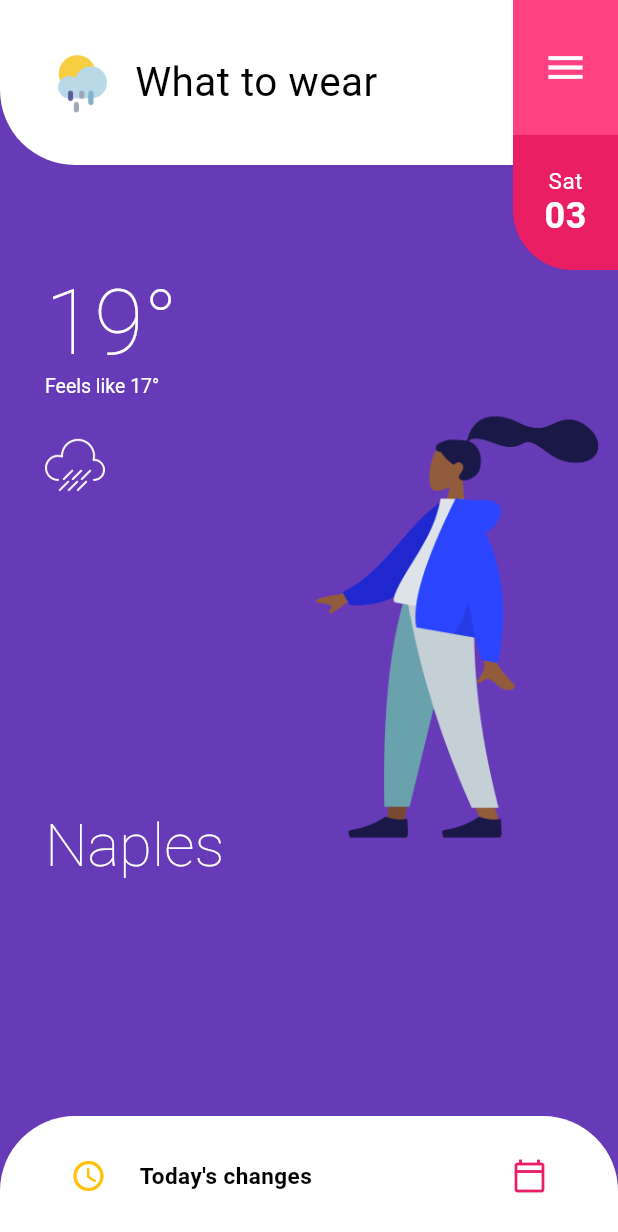
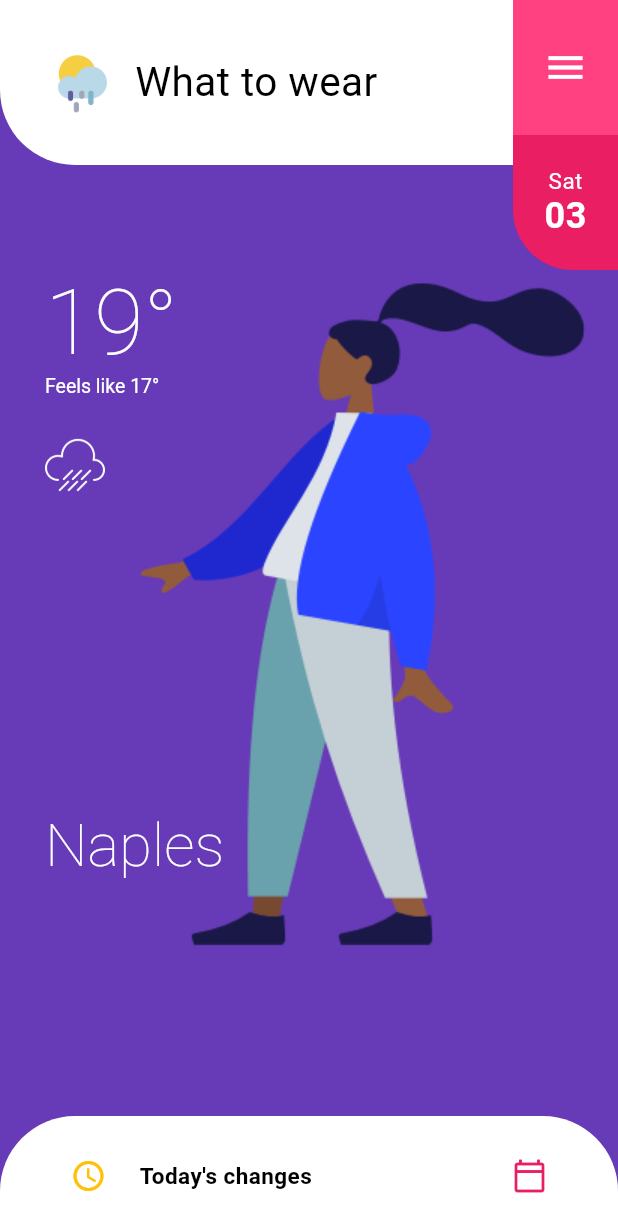
Before and after one commit to mahmoud-eslami/weatherly, a Flutter app: the screen it shows after launch, on a phone screen of 412 x 824 dp. Shown: the top 1232 px of the screen. Run offline on Flutter 3.47's test engine with Material 2 defaults, Android fonts, the phone set to English and light mode, and no system bars; our stand-ins replace bloc, equatable, flutter_bloc.

Commit message:
change row with stack in home body widget

```diff
--- a/lib/home.dart
+++ b/lib/home.dart
@@ -101,17 +101,15 @@ class HomeBodyWidget extends StatelessWidget {
       padding: const EdgeInsets.only(left: 30),
       child: Container(
         height: size.height,
-        child: Row(
-          children: [
-            SizedBox(
+        child: SizedBox(
           height: size.height,
-              width: 140,
+          width: size.width,
           child: Stack(
             children: [
               AnimatedPositioned(
                 duration: Duration(milliseconds: 600),
-                    top: (state) ? 180:110,
-                    left: (state) ?0:45,
+                top: (state) ? 180 : 110,
+                left: (state) ? 0 : 45,
                 child: AnimatedDefaultTextStyle(
                   duration: Duration(milliseconds: 600),
                   style: TextStyle(
@@ -139,7 +137,7 @@ class HomeBodyWidget extends StatelessWidget {
               ),
               AnimatedPositioned(
                 duration: Duration(milliseconds: 600),
-                    top: (state) ? 290:121,
+                top: (state) ? 290 : 121,
                 child: Image.asset(
                   'assets/images/rainy.png',
                   width: 40,
@@ -156,10 +154,8 @@ class HomeBodyWidget extends StatelessWidget {
                       fontWeight: FontWeight.w200),
                 ),
               ),
-                ],
-              ),
-            ),
-            Expanded(
+              Positioned(
+                top: 160,
                 child: Transform(
                   alignment: Alignment.center,
                   transform: Matrix4.rotationY(pi),
@@ -169,6 +165,7 @@ class HomeBodyWidget extends StatelessWidget {
                 ),
               )
             ],
+          ),
         ),
       ),
     );
```
Lines whose indentation alone changed are shown as unchanged.
